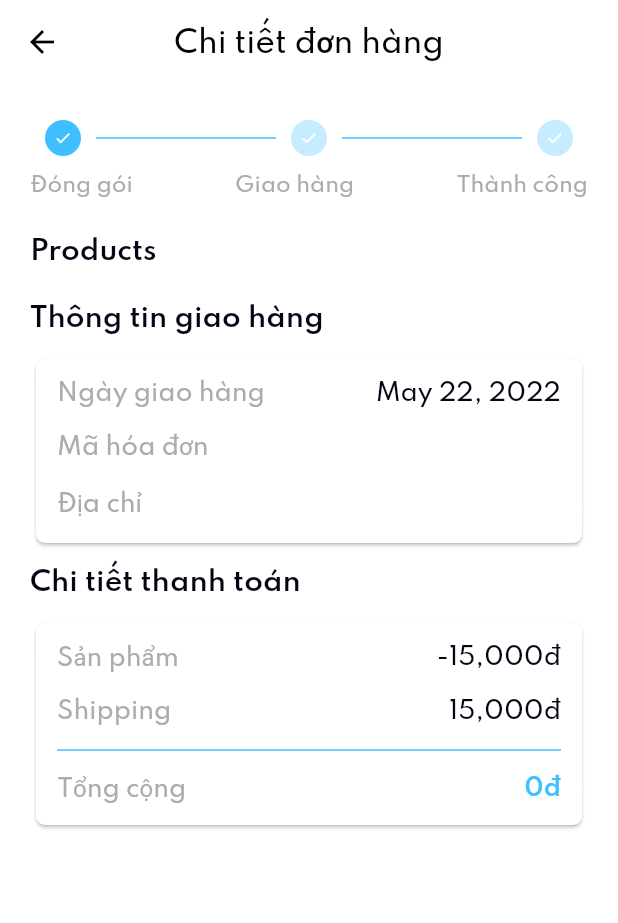
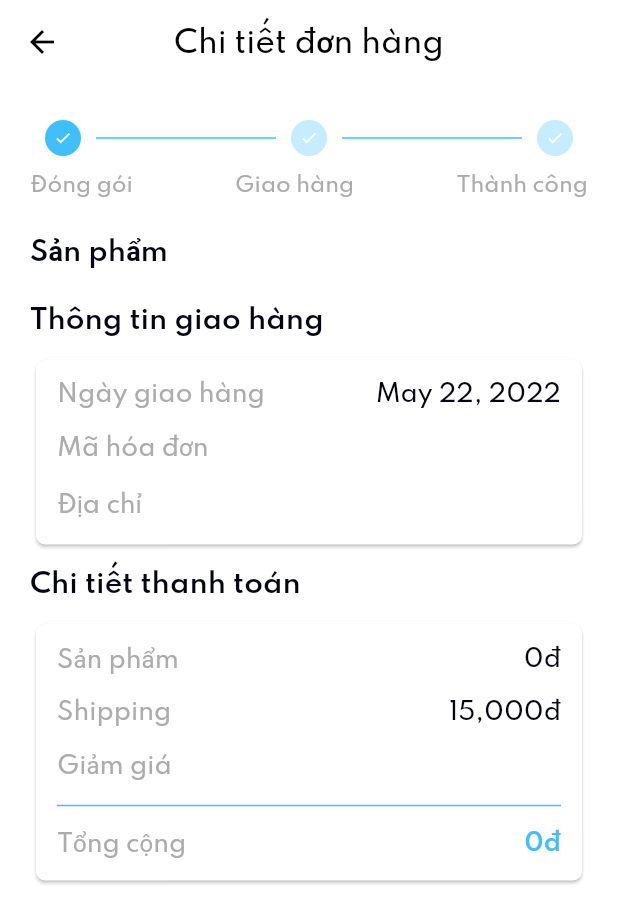
Before and after one commit to yuhlee610/bachhoaxanh, a Flutter app: the OrderDetailScreen screen opened directly with empty values, on a phone screen of 412 x 824 dp. Shown: the top 923 px of the screen. Run offline on Flutter 3.47's test engine with Material 2 defaults, Android fonts, the phone set to English and light mode, and no system bars; our stand-ins replace carousel_slider, cloud_firestore, firebase_auth, firebase_core; missing offline and left inert: flutter_braintree; accounts and stored records are empty.

Commit message:
Update discount base on level

```diff
--- a/lib/models/order.dart
+++ b/lib/models/order.dart
@@ -1,18 +1,17 @@
 import 'package:cloud_firestore/cloud_firestore.dart';
 
 class Order {
-  String id = "";
   DateTime dateCreate = DateTime.now();
-  String orderStatus = '', address = '';
-  int totalPrice = 0;
-  int itemsQty = 0;
+  String orderStatus = '', address = '', id = "", discount = "";
+  int itemsQty = 0, totalPrice = 0;
 
   Order(
       {required this.id,
       required this.orderStatus,
       required this.totalPrice,
       required this.itemsQty,
-      required this.address});
+      required this.address,
+      required this.discount});
 
   Order.fromSnapShot(QueryDocumentSnapshot data)
       : id = data.id,
@@ -20,5 +19,6 @@ class Order {
         address = data['address'],
         orderStatus = data['orderStatus'],
         totalPrice = data['totalPrice'],
+        discount = data['discount'],
         itemsQty = data['itemsQty'];
 }
--- a/lib/providers/OrderProvider.dart
+++ b/lib/providers/OrderProvider.dart
@@ -27,7 +27,7 @@ class OrderProvider with ChangeNotifier {
   }
 
   void createOrder(
-      List<Cart> cartList, String userId, int total, String address) {
+      List<Cart> cartList, String userId, int total, String address, String discountPrice) {
     int quantity = 0;
     cartList.forEach((element) {
       quantity = quantity + element.quantity;
@@ -41,7 +41,8 @@ class OrderProvider with ChangeNotifier {
       'itemsQty': quantity,
       'dateCreate': new DateTime.now().toString(),
       'orderStatus': packingStatus,
-      'address': address
+      'address': address,
+      'discount': discountPrice
     }).then((orderRef) {
       cartList.forEach((element) {
         FirebaseFirestore.instance
--- a/lib/providers/ProductProvider.dart
+++ b/lib/providers/ProductProvider.dart
@@ -85,7 +85,7 @@ class ProductProvider with ChangeNotifier {
             .collection('products')
             .orderBy('name')
             .startAfter([_latestProd])
-            .limit(1)
+            .limit(2)
             .get()
             .then((querySnapshot) {
               updateProducts(querySnapshot, shouldRenew);
@@ -96,7 +96,7 @@ class ProductProvider with ChangeNotifier {
             .where('subcategory', isEqualTo: subcategory)
             .orderBy('name')
             .startAfter([_latestProd])
-            .limit(1)
+            .limit(2)
             .get()
             .then((querySnapshot) {
               updateProducts(querySnapshot, shouldRenew);
--- a/lib/screens/order_detail_screen.dart
+++ b/lib/screens/order_detail_screen.dart
@@ -14,6 +14,14 @@ class OrderDetailScreen extends StatelessWidget {
   Order order;
 
   OrderDetailScreen({Key? key, required this.order}) : super(key: key);
+
+  int getItemsPrice(List<Cart> orderDetail) {
+    int total = 0;
+    orderDetail.forEach((e) {
+      total = (total + (e.price * (100 - e.sale) / 100) * e.quantity).toInt();
+    });
+    return total;
+  }
 
   @override
   Widget build(BuildContext context) {
@@ -140,7 +148,7 @@ class OrderDetailScreen extends StatelessWidget {
                 Padding(
                   padding: EdgeInsets.only(top: 24, bottom: 12),
                   child: Text(
-                    'Products',
+                    'Sản phẩm',
                     style: TextStyle(
                         fontFamily: 'Spartan',
                         fontWeight: FontWeight.w600,
@@ -271,7 +279,7 @@ class OrderDetailScreen extends StatelessWidget {
                                   fontSize: 16),
                             ),
                             Text(
-                              '${numberFormat.format(order.totalPrice - SHIPPING_COST)}đ',
+                              '${numberFormat.format(getItemsPrice(orderDetail))}đ',
                               style: TextStyle(
                                   fontFamily: 'Spartan', fontSize: 16),
                             )
@@ -291,6 +299,24 @@ class OrderDetailScreen extends StatelessWidget {
                                   fontSize: 16),
                             ),
                             Text('${numberFormat.format(SHIPPING_COST)}đ',
+                                style: TextStyle(
+                                    fontFamily: 'Spartan', fontSize: 16))
+                          ],
+                        ),
+                        SizedBox(
+                          height: 16,
+                        ),
+                        Row(
+                          mainAxisAlignment: MainAxisAlignment.spaceBetween,
+                          children: [
+                            Text(
+                              'Giảm giá',
+                              style: TextStyle(
+                                  fontFamily: 'Spartan',
+                                  color: textLightColor,
+                                  fontSize: 16),
+                            ),
+                            Text(order.discount,
                                 style: TextStyle(
                                     fontFamily: 'Spartan', fontSize: 16))
                           ],
```
Also changed, not shown: lib/screens/address_screen.dart (+45 -4 lines), lib/screens/cart_screen.dart (+64 -4 lines).
